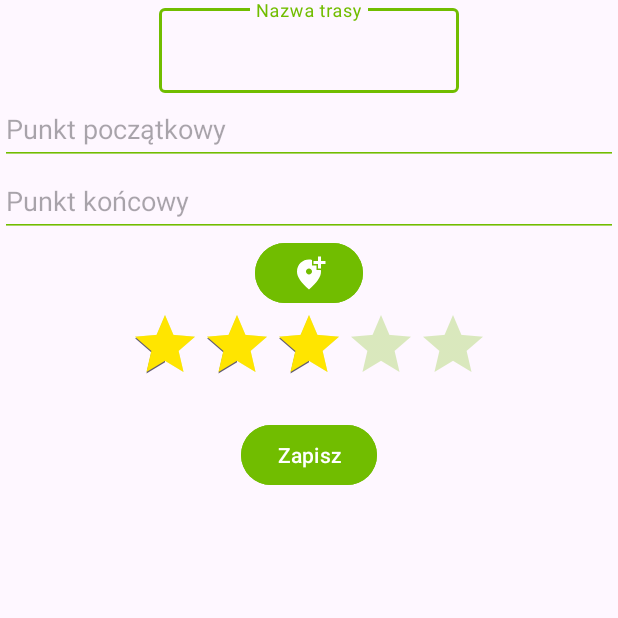
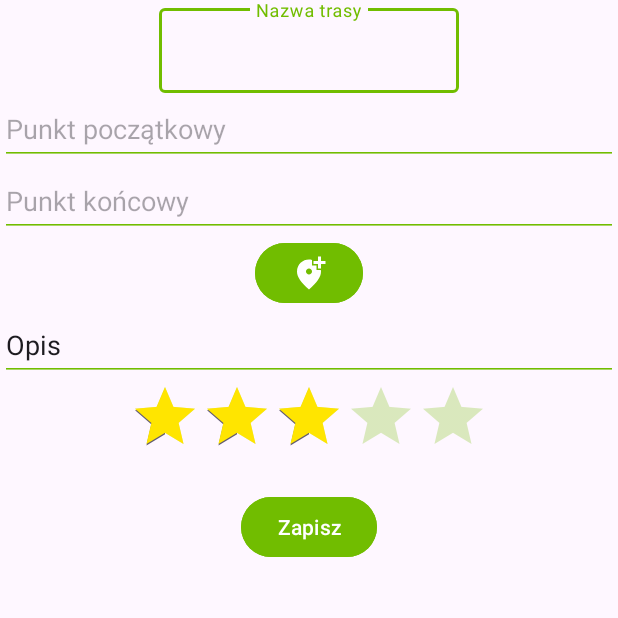
Before and after one commit to carboniteee/tracker_podrozy, an Android app: the Dodaj screen opened directly, with no data from a screen before it, on a phone screen of 412 x 824 dp, the top half of it. Run offline under Robolectric (Android 15) with nearby library versions, the phone set to English and light mode, and no system bars; our stand-ins replace Firebase (no records; nobody signed in at launch, a user with empty details on screens opened directly).

Commit message:
update layoutu dodaj v1.3

```diff
--- a/app/src/main/java/com/example/routpixal/Dodaj.kt
+++ b/app/src/main/java/com/example/routpixal/Dodaj.kt
@@ -20,6 +20,7 @@ class Dodaj : AppCompatActivity() {
         super.onCreate(savedInstanceState)
         setContentView(R.layout.dodaj)
         pointsContainer = findViewById(R.id.pointsContainer)
+
         btnAddPoint = findViewById(R.id.btnAddPoint)
         edRouteName = findViewById(R.id.edRouteName)
         ratingBar = findViewById(R.id.ratingBar)
--- a/app/src/main/res/layout/dodaj.xml
+++ b/app/src/main/res/layout/dodaj.xml
@@ -30,7 +30,9 @@
             android:layout_width="match_parent"
             android:layout_height="wrap_content"
             android:hint="Punkt początkowy"
-            android:minHeight="48dp" />
+            android:minHeight="48dp"
+            android:autofillHints="52.51541145744718, 13.397866774345298"
+            android:importantForAutofill="yes" />
 
         <LinearLayout
             android:id="@+id/pointsContainer"
@@ -43,7 +45,9 @@
             android:layout_width="match_parent"
             android:layout_height="wrap_content"
             android:hint="Punkt końcowy"
-            android:minHeight="48dp" />
+            android:minHeight="48dp"
+            android:autofillHints="52.51536943714169, 13.397170965767296"
+            android:importantForAutofill="yes"/>
 
         <Button
             android:id="@+id/btnAddPoint"
@@ -53,6 +57,15 @@
             android:contentDescription="Usuń"
             android:drawableEnd="@drawable/dodaj_pkt"
             android:onClick="removePoint" />
+
+        <EditText
+            android:id="@+id/edDesc"
+            android:layout_width="match_parent"
+            android:layout_height="wrap_content"
+            android:ems="10"
+            android:inputType="text"
+            android:minHeight="48dp"
+            android:text="Opis" />
 
         <RatingBar
             android:id="@+id/ratingBar"
```
